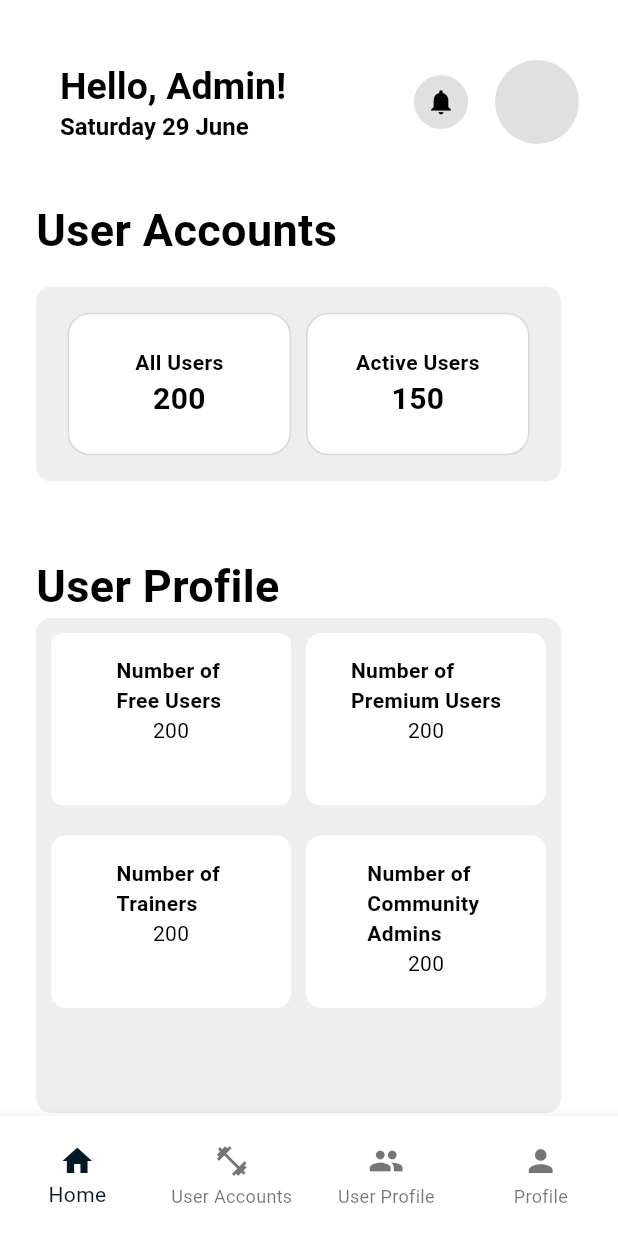
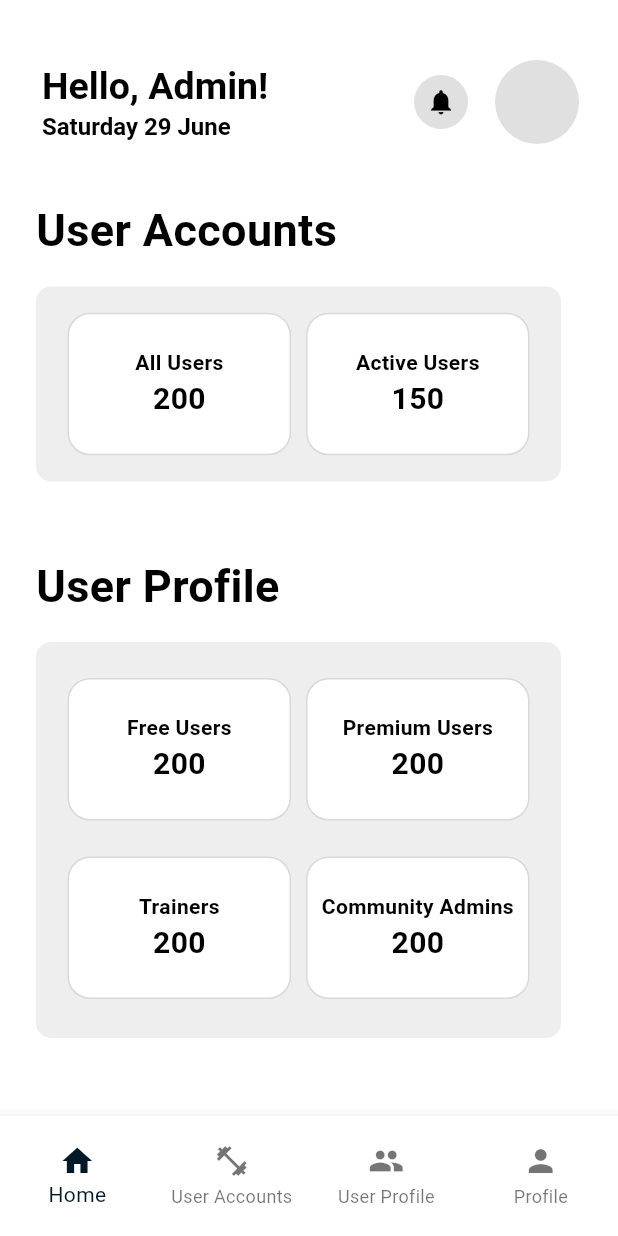
Before and after one commit to yoanadl/FYP, a Flutter app: the AdminBasePage screen opened directly, on a phone screen of 412 x 824 dp. Run offline on Flutter 3.47's test engine with Material 3 defaults, Android fonts, the phone set to English and light mode, and no system bars; our stand-ins replace cloud_firestore, firebase_auth, firebase_core, flutter_svg, font_awesome_flutter; missing offline and left inert: dart:ffi; accounts and stored records are empty.

Commit message:
finish home sys admin

```diff
--- a/food/lib/pages/admin/admin_home_page.dart
+++ b/food/lib/pages/admin/admin_home_page.dart
@@ -19,7 +19,9 @@ class AdminHomePage extends StatelessWidget {
           AppBar(
             automaticallyImplyLeading: false, // hide the back button
             backgroundColor: Colors.white,
-            title: Column(
+            title: Transform.translate(
+              offset: Offset(-12.0, 0.0),
+              child: Column(
                 mainAxisAlignment: MainAxisAlignment.start,
                 crossAxisAlignment: CrossAxisAlignment.start,
                 children: [
@@ -42,6 +44,7 @@ class AdminHomePage extends StatelessWidget {
                     overflow: TextOverflow.ellipsis,
                   ),
                 ],
+              ),
             ),
             actions: [
               // notification icon
@@ -204,72 +207,94 @@ class AdminHomePage extends StatelessWidget {
                       ),
                     ),
 
+                    SizedBox(height: 16.0),
+
                     Container(
                       width: 350,
-                      height: 330,
+                      height: 264,
                       decoration: BoxDecoration(
                         color: Colors.grey[200],
                         borderRadius: BorderRadius.circular(10),
                       ),
+
                       child: Column(
                         crossAxisAlignment: CrossAxisAlignment.start,
+                        mainAxisAlignment: MainAxisAlignment.start,
                         children: [
-                          SizedBox(height: 10),
+
+                          SizedBox(height: 24.0),
+
                           Row(
+                            mainAxisAlignment: MainAxisAlignment.center,
                             children: [
-                              Padding(
-                                padding: EdgeInsets.only(left: 10),
-                                child: Container(
-                                  width: 160,
-                                  height: 115,
-                                  padding: EdgeInsets.all(15),
+                              Container(
+                                width: 149,
+                                height: 95,
                                 decoration: BoxDecoration(
                                   color: Colors.white,
-                                    borderRadius: BorderRadius.circular(8.0),
+                                  borderRadius: BorderRadius.circular(15.0),
+                                  border: Border.all(
+                                      color: Color(0xFFD9D9D9),
+                                      width: 1.0,
                                   ),
+                                ),
+
                                 child: Column(
                                   crossAxisAlignment: CrossAxisAlignment.center,
+                                  mainAxisAlignment: MainAxisAlignment.center,
                                   children: [
                                     Text(
-                                        'Number of \nFree Users',
+                                      'Free Users',
                                       style: TextStyle(
                                         color: Colors.black,
                                         fontWeight: FontWeight.bold,
+                                        fontSize: 14,
                                       ),
                                     ),
                                     Text(
                                       '200',
                                       style: TextStyle(
                                         color: Colors.black,
+                                        fontWeight: FontWeight.w600,
+                                        fontSize: 20,
                                       ),
                                     ),
                                   ],
                                 ),
                               ),
-                              ),
+
                               SizedBox(width: 10),
+
                               Container(
-                                width: 160,
-                                height: 115,
-                                padding: EdgeInsets.all(15),
+                                width: 149,
+                                height: 95,
                                 decoration: BoxDecoration(
                                   color: Colors.white,
-                                  borderRadius: BorderRadius.circular(10.0),
+                                  borderRadius: BorderRadius.circular(15.0),
+                                  border: Border.all(
+                                      color: Color(0xFFD9D9D9),
+                                      width: 1.0,
                                   ),
+                                ),
+
                                 child: Column(
                                   crossAxisAlignment: CrossAxisAlignment.center,
+                                  mainAxisAlignment: MainAxisAlignment.center,
                                   children: [
                                     Text(
-                                      'Number of \nPremium Users',
+                                      'Premium Users',
                                       style: TextStyle(
                                         color: Colors.black,
                                         fontWeight: FontWeight.bold,
+                                        fontSize: 14,
                                       ),
                                     ),
                                     Text(
                                       '200',
                                       style: TextStyle(
                                         color: Colors.black,
+                                        fontWeight: FontWeight.w600,
+                                        fontSize: 20,
                                       ),
                                     ),
                                   ],
@@ -277,62 +302,80 @@ class AdminHomePage extends StatelessWidget {
                               ),
                             ],
                           ),
-                          SizedBox(height: 20),
+
+                          SizedBox(height: 24),
+
                           Row(
+                            mainAxisAlignment: MainAxisAlignment.center,
                             children: [
-                              Padding(
-                                padding: EdgeInsets.only(left: 10),
-                                child: Container(
-                                  width: 160,
-                                  height: 115,
-                                  padding: EdgeInsets.all(15),
+                              Container(
+                                width: 149,
+                                height: 95,
                                 decoration: BoxDecoration(
                                   color: Colors.white,
-                                    borderRadius: BorderRadius.circular(10.0),
+                                  borderRadius: BorderRadius.circular(15.0),
+                                  border: Border.all(
+                                      color: Color(0xFFD9D9D9),
+                                      width: 1.0,
                                   ),
+                                ),
+
                                 child: Column(
                                   crossAxisAlignment: CrossAxisAlignment.center,
+                                  mainAxisAlignment: MainAxisAlignment.center,
                                   children: [
                                     Text(
-                                        'Number of \nTrainers',
+                                      'Trainers',
                                       style: TextStyle(
                                         color: Colors.black,
                                         fontWeight: FontWeight.bold,
+                                        fontSize: 14,
                                       ),
                                     ),
                                     Text(
                                       '200',
                                       style: TextStyle(
                                         color: Colors.black,
+                                        fontWeight: FontWeight.w600,
+                                        fontSize: 20,
                                       ),
                                     ),
                                   ],
                                 ),
                               ),
-                              ),
+
                               SizedBox(width: 10),
+
                               Container(
-                                width: 160,
-                                height: 115,
-                                padding: EdgeInsets.all(15),
+                                width: 149,
+                                height: 95,
                                 decoration: BoxDecoration(
                                   color: Colors.white,
-                                  borderRadius: BorderRadius.circular(10.0),
+                                  borderRadius: BorderRadius.circular(15.0),
+                                  border: Border.all(
+                                      color: Color(0xFFD9D9D9),
+                                      width: 1.0,
                                   ),
+                                ),
+
                                 child: Column(
                                   crossAxisAlignment: CrossAxisAlignment.center,
+                                  mainAxisAlignment: MainAxisAlignment.center,
                                   children: [
                                     Text(
-                                      'Number of \nCommunity \nAdmins',
+                                      'Community Admins',
                                       style: TextStyle(
                                         color: Colors.black,
                                         fontWeight: FontWeight.bold,
+                                        fontSize: 14,
                                       ),
                                     ),
                                     Text(
                                       '200',
                                       style: TextStyle(
                                         color: Colors.black,
+                                        fontWeight: FontWeight.w600,
+                                        fontSize: 20,
                                       ),
                                     ),
                                   ],
--- a/food/lib/pages/admin/admin_homepage.dart
+++ /dev/null
@@ -1,17 +0,0 @@
-import 'package:flutter/material.dart';
-
-class AdminHomePage extends StatelessWidget {
-  @override
-  Widget build(BuildContext context) {
-    return Card(
-      margin: EdgeInsets.all(16.0),
-      elevation: 5,
-      child: Center(
-        child: Text(
-          'Home Page',
-          style: TextStyle(fontSize: 35, fontWeight: FontWeight.bold),
-        ),
-      ),
-    );
-  }
-}
--- a/food/lib/pages/admin/admin_view_all_user_profile.dart
+++ b/food/lib/pages/admin/admin_view_all_user_profile.dart
@@ -9,9 +9,12 @@ class UserProfilePage extends StatelessWidget {
   @override
   Widget build(BuildContext context) {
     return MaterialApp(
+      debugShowCheckedModeBanner: false,
+      color: Colors.white,
       home: Scaffold(
         appBar: AppBar(
-
+          backgroundColor: Colors.white,
+          automaticallyImplyLeading: true,
           title: Row(
             children: <Widget>[
               // GestureDetector(
@@ -96,7 +99,11 @@ class _UserProfileListView extends State<UserProfileListView> {
 
   @override
   Widget build(BuildContext context) {
-    return Stack(
+    return
+
+    Container(
+      color: Colors.white,
+      child: Stack(
         children: [
           Padding(
             padding: const EdgeInsets.all(24.0),
@@ -164,6 +171,7 @@ class _UserProfileListView extends State<UserProfileListView> {
             ),
           ),
         ],
+      ),
     );
   }
 }
--- a/food/lib/pages/profile_page.dart
+++ b/food/lib/pages/profile_page.dart
@@ -99,7 +99,9 @@ class ProfilePage extends StatelessWidget {
   @override
   Widget build(BuildContext context) {
     return Scaffold(
+
       backgroundColor: Colors.white,
+
       appBar: AppBar(
         backgroundColor: Colors.white,
         automaticallyImplyLeading: false,
@@ -115,7 +117,9 @@ class ProfilePage extends StatelessWidget {
           ],
         ),
       ),
-      body: Center(
+
+      body: SingleChildScrollView(
+        child: Center(
           child: Column(
             mainAxisAlignment: MainAxisAlignment.center,
             children: [
@@ -135,16 +139,16 @@ class ProfilePage extends StatelessWidget {
               ),
               SizedBox(height: 25.0),
               // settings
-            Expanded(
-              child: ListView.separated(
+              ListView.separated(
                 shrinkWrap: true,
+                physics: NeverScrollableScrollPhysics(),
                 itemCount: rowData.length,
                 itemBuilder: (context, index) =>
                     buildRowItem(context, rowData[index]),
                 separatorBuilder: (context, index) => SizedBox(height: 5.0),
               ),
+            ],
           ),
-          ],
         ),
       ),
     );
@@ -163,21 +167,25 @@ class ProfilePage extends StatelessWidget {
           );
         }
       },
+      child: ConstrainedBox(
+        constraints: BoxConstraints(minWidth: 200), // Set your desired minimum width here
         child: Container(
           color: Colors.grey[100],
-        margin: const EdgeInsets.symmetric(horizontal: 40.0),
+          margin: const EdgeInsets.symmetric(horizontal: 24.0),
           child: Padding(
-          padding: const EdgeInsets.all(10.0),
+            padding: const EdgeInsets.all(16.0),
             child: Row(
               children: [
                 Icon(data.icon),
-              Padding(
-                padding: EdgeInsets.only(left: 10.0),
+                SizedBox(width: 10.0,),
+                Expanded(
                   child: Text(
                     data.text,
+                    overflow: TextOverflow.ellipsis,
                     style: TextStyle(
                       fontSize: 20.0,
                     ),
+
                   ),
                 ),
                 Spacer(),
@@ -186,6 +194,7 @@ class ProfilePage extends StatelessWidget {
             ),
           ),
         ),
+      ),
     );
   }
 }
```
Lines whose indentation alone changed are shown as unchanged.
